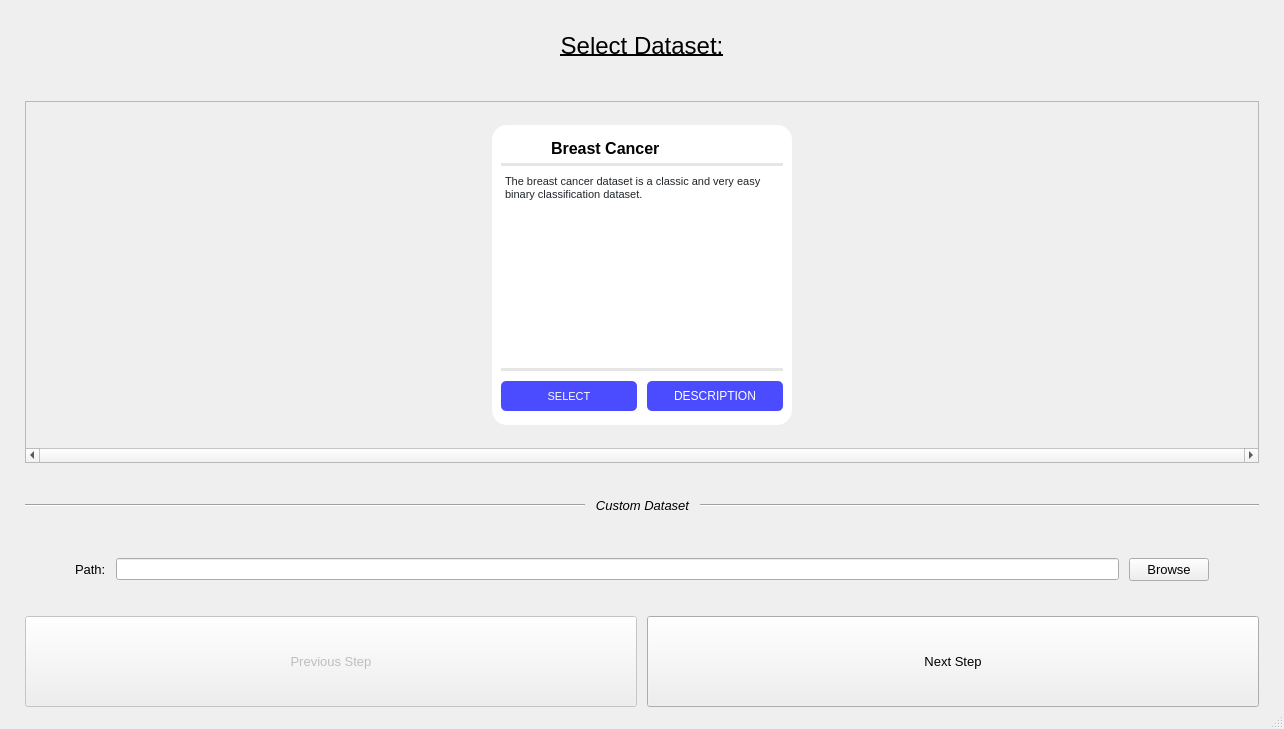
Qt form UI/Design/dataset.ui (MarkMolenmakerHU/INNO_xAITool) before a commit.
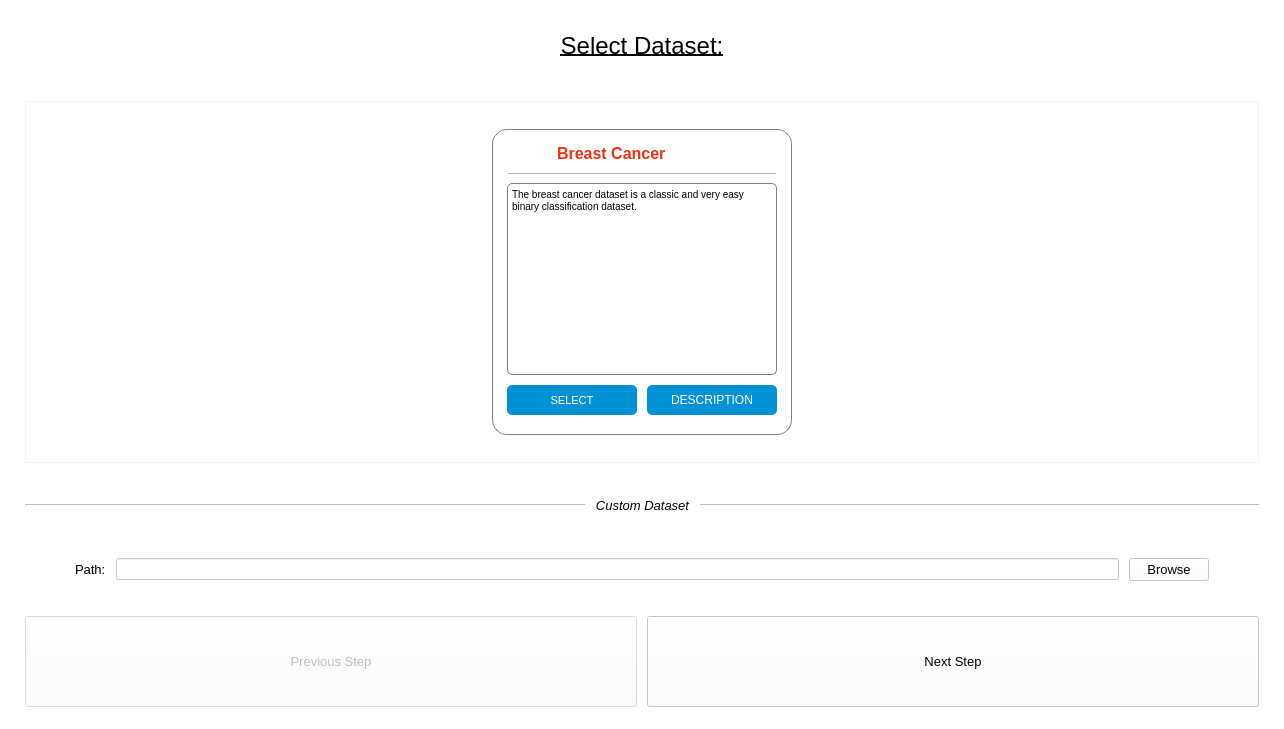
The same form after that commit. Icons and pictures are not drawn.

Commit message: - Improved ui design and added modal

Diff of the .ui file:
```diff
--- a/UI/Design/dataset.ui
+++ b/UI/Design/dataset.ui
@@ -13,6 +13,9 @@
   <property name="windowTitle">
    <string>MainWindow</string>
   </property>
+  <property name="styleSheet">
+   <string notr="true">background: rgba(255, 255, 255, 0.8);</string>
+  </property>
   <widget class="QWidget" name="centralwidget">
    <property name="minimumSize">
     <size>
@@ -141,6 +144,9 @@
           <pointsize>10</pointsize>
          </font>
         </property>
+        <property name="styleSheet">
+         <string notr="true">b</string>
+        </property>
         <property name="text">
          <string>Next Step</string>
         </property>
@@ -202,11 +208,14 @@
         <height>325</height>
        </size>
       </property>
+      <property name="styleSheet">
+       <string notr="true">background: rgba(255, 255, 255, 0.2);</string>
+      </property>
       <property name="verticalScrollBarPolicy">
        <enum>Qt::ScrollBarAlwaysOff</enum>
       </property>
       <property name="horizontalScrollBarPolicy">
-       <enum>Qt::ScrollBarAlwaysOn</enum>
+       <enum>Qt::ScrollBarAsNeeded</enum>
       </property>
       <property name="widgetResizable">
        <bool>true</bool>
@@ -217,7 +226,7 @@
          <x>0</x>
          <y>0</y>
          <width>1232</width>
-         <height>320</height>
+         <height>323</height>
         </rect>
        </property>
        <layout class="QHBoxLayout" name="scrollLayout">
@@ -254,154 +263,31 @@
            <bool>false</bool>
           </property>
           <property name="styleSheet">
-           <string notr="true">background: rgb(255, 255, 255);
-border-radius: 15px;</string>
+           <string notr="true">QWidget#breastCancerWidget {
+	background: rgb(255, 255, 255);
+	border-radius: 15px;
+	border: 1px solid grey;
+}
+</string>
           </property>
-          <layout class="QGridLayout" name="gridLayout_2" rowstretch="1,0,0,0,0,0" columnstretch="0,0">
+          <layout class="QGridLayout" name="gridLayout_2" rowstretch="1,0,0,0,0" columnstretch="0,0">
+           <property name="leftMargin">
+            <number>15</number>
+           </property>
+           <property name="topMargin">
+            <number>15</number>
+           </property>
+           <property name="rightMargin">
+            <number>15</number>
+           </property>
+           <property name="bottomMargin">
+            <number>15</number>
+           </property>
            <property name="verticalSpacing">
             <number>5</number>
            </property>
-           <item row="3" column="0" colspan="2">
-            <widget class="QTextBrowser" name="textBrowser">
-             <property name="sizePolicy">
-              <sizepolicy hsizetype="Expanding" vsizetype="Expanding">
-               <horstretch>2</horstretch>
-               <verstretch>0</verstretch>
-              </sizepolicy>
-             </property>
-             <property name="verticalScrollBarPolicy">
-              <enum>Qt::ScrollBarAsNeeded</enum>
-             </property>
-             <property name="horizontalScrollBarPolicy">
-              <enum>Qt::ScrollBarAlwaysOff</enum>
-             </property>
-             <property name="html">
-              <string>&lt;!DOCTYPE HTML PUBLIC &quot;-//W3C//DTD HTML 4.0//EN&quot; &quot;http://www.w3.org/TR/REC-html40/strict.dtd&quot;&gt;
-&lt;html&gt;&lt;head&gt;&lt;meta name=&quot;qrichtext&quot; content=&quot;1&quot; /&gt;&lt;style type=&quot;text/css&quot;&gt;
-p, li { white-space: pre-wrap; }
-&lt;/style&gt;&lt;/head&gt;&lt;body style=&quot; font-family:'MS Shell Dlg 2'; font-size:7.8pt; font-weight:400; font-style:normal;&quot;&gt;
-&lt;p style=&quot; margin-top:0px; margin-bottom:0px; margin-left:0px; margin-right:0px; -qt-block-indent:0; text-indent:0px;&quot;&gt;&lt;span style=&quot; font-family:'-apple-system','BlinkMacSystemFont','Segoe UI','Roboto','Helvetica Neue','Arial','Noto Sans','sans-serif','Apple Color Emoji','Segoe UI Emoji','Segoe UI Symbol','Noto Color Emoji'; font-size:8pt; color:#212529; background-color:#ffffff;&quot;&gt;The breast cancer dataset is a classic and very easy binary classification dataset.&lt;/span&gt;&lt;/p&gt;&lt;/body&gt;&lt;/html&gt;</string>
-             </property>
-            </widget>
-           </item>
-           <item row="5" column="0" colspan="2">
-            <layout class="QHBoxLayout" name="horizontalLayout_4">
-             <property name="spacing">
-              <number>10</number>
-             </property>
-             <property name="topMargin">
-              <number>5</number>
-             </property>
-             <property name="bottomMargin">
-              <number>5</number>
-             </property>
-             <item>
-              <widget class="QPushButton" name="selectButton">
-               <property name="minimumSize">
-                <size>
-                 <width>0</width>
-                 <height>30</height>
-                </size>
-               </property>
-               <property name="font">
-                <font>
-                 <pointsize>8</pointsize>
-                </font>
-               </property>
-               <property name="autoFillBackground">
-                <bool>false</bool>
-               </property>
-               <property name="styleSheet">
-                <string notr="true">background-color: rgb(75, 75, 255);
-color: rgb(255, 255, 255);
-border-radius: 5px;</string>
-               </property>
-               <property name="text">
-                <string>SELECT</string>
-               </property>
-              </widget>
-             </item>
-             <item>
-              <widget class="QPushButton" name="descriptionButton">
-               <property name="minimumSize">
-                <size>
-                 <width>0</width>
-                 <height>30</height>
-                </size>
-               </property>
-               <property name="styleSheet">
-                <string notr="true">background-color: rgb(75, 75, 255);
-color: rgb(255, 255, 255);
-border-radius: 5px;</string>
-               </property>
-               <property name="text">
-                <string>DESCRIPTION</string>
-               </property>
-              </widget>
-             </item>
-            </layout>
-           </item>
-           <item row="2" column="0" colspan="2">
-            <widget class="Line" name="line_3">
-             <property name="sizePolicy">
-              <sizepolicy hsizetype="Expanding" vsizetype="Minimum">
-               <horstretch>0</horstretch>
-               <verstretch>0</verstretch>
-              </sizepolicy>
-             </property>
-             <property name="minimumSize">
-              <size>
-               <width>0</width>
-               <height>1</height>
-              </size>
-             </property>
-             <property name="font">
-              <font>
-               <weight>50</weight>
-               <bold>false</bold>
-              </font>
-             </property>
-             <property name="styleSheet">
-              <string notr="true">background: rgba(0, 0, 0, 0.1);</string>
-             </property>
-             <property name="lineWidth">
-              <number>1</number>
-             </property>
-             <property name="midLineWidth">
-              <number>1</number>
-             </property>
-             <property name="orientation">
-              <enum>Qt::Horizontal</enum>
-             </property>
-            </widget>
-           </item>
-           <item row="4" column="0" colspan="2">
-            <widget class="Line" name="line_4">
-             <property name="sizePolicy">
-              <sizepolicy hsizetype="Expanding" vsizetype="Minimum">
-               <horstretch>0</horstretch>
-               <verstretch>0</verstretch>
-              </sizepolicy>
-             </property>
-             <property name="minimumSize">
-              <size>
-               <width>0</width>
-               <height>1</height>
-              </size>
-             </property>
-             <property name="styleSheet">
-              <string notr="true">background: rgba(0, 0, 0, 0.1);</string>
-             </property>
-             <property name="midLineWidth">
-              <number>1</number>
-             </property>
-             <property name="orientation">
-              <enum>Qt::Horizontal</enum>
-             </property>
-            </widget>
-           </item>
            <item row="1" column="0" colspan="2">
-            <layout class="QGridLayout" name="gridLayout_3" columnstretch="2,4,1,0">
+            <layout class="QGridLayout" name="gridLayout_3" columnstretch="2,4,1">
              <property name="topMargin">
               <number>0</number>
              </property>
@@ -451,6 +337,9 @@
                  <bold>true</bold>
                 </font>
                </property>
+               <property name="styleSheet">
+                <string notr="true">color: #e6331c;</string>
+               </property>
                <property name="text">
                 <string>Breast Cancer</string>
                </property>
@@ -476,6 +365,9 @@
                <property name="toolTip">
                 <string extracomment="Info"/>
                </property>
+               <property name="styleSheet">
+                <string notr="true">;</string>
+               </property>
                <property name="text">
                 <string/>
                </property>
@@ -492,6 +384,136 @@
              </item>
             </layout>
            </item>
+           <item row="4" column="0" colspan="2">
+            <layout class="QHBoxLayout" name="horizontalLayout_4">
+             <property name="spacing">
+              <number>10</number>
+             </property>
+             <property name="topMargin">
+              <number>5</number>
+             </property>
+             <property name="bottomMargin">
+              <number>5</number>
+             </property>
+             <item>
+              <widget class="QPushButton" name="selectButton">
+               <property name="minimumSize">
+                <size>
+                 <width>0</width>
+                 <height>30</height>
+                </size>
+               </property>
+               <property name="font">
+                <font>
+                 <pointsize>8</pointsize>
+                </font>
+               </property>
+               <property name="autoFillBackground">
+                <bool>false</bool>
+               </property>
+               <property name="styleSheet">
+                <string notr="true">background-color: #0092d2;
+color: white;
+border-radius: 5px;</string>
+               </property>
+               <property name="text">
+                <string>SELECT</string>
+               </property>
+              </widget>
+             </item>
+             <item>
+              <widget class="QPushButton" name="descriptionButton">
+               <property name="minimumSize">
+                <size>
+                 <width>0</width>
+                 <height>30</height>
+                </size>
+               </property>
+               <property name="styleSheet">
+                <string notr="true">background-color: #0092d2;
+color: white;
+border-radius: 5px;</string>
+               </property>
+               <property name="text">
+                <string>DESCRIPTION</string>
+               </property>
+              </widget>
+             </item>
+            </layout>
+           </item>
+           <item row="3" column="0" colspan="2">
+            <widget class="QTextBrowser" name="textBrowser">
+             <property name="sizePolicy">
+              <sizepolicy hsizetype="Expanding" vsizetype="Expanding">
+               <horstretch>2</horstretch>
+               <verstretch>0</verstretch>
+              </sizepolicy>
+             </property>
+             <property name="styleSheet">
+              <string notr="true">border: 1px solid grey;
+border-radius: 5px;</string>
+             </property>
+             <property name="frameShadow">
+              <enum>QFrame::Sunken</enum>
+             </property>
+             <property name="verticalScrollBarPolicy">
+              <enum>Qt::ScrollBarAsNeeded</enum>
+             </property>
+             <property name="horizontalScrollBarPolicy">
+              <enum>Qt::ScrollBarAlwaysOff</enum>
+             </property>
+             <property name="autoFormatting">
+              <set>QTextEdit::AutoBulletList</set>
+             </property>
+             <property name="markdown">
+              <string>The breast cancer dataset is a classic and very easy binary classification
+dataset.
+
+</string>
+             </property>
+             <property name="html">
+              <string>&lt;!DOCTYPE HTML PUBLIC &quot;-//W3C//DTD HTML 4.0//EN&quot; &quot;http://www.w3.org/TR/REC-html40/strict.dtd&quot;&gt;
+&lt;html&gt;&lt;head&gt;&lt;meta name=&quot;qrichtext&quot; content=&quot;1&quot; /&gt;&lt;style type=&quot;text/css&quot;&gt;
+p, li { white-space: pre-wrap; }
+&lt;/style&gt;&lt;/head&gt;&lt;body style=&quot; font-family:'MS Shell Dlg 2'; font-size:7.8pt; font-weight:400; font-style:normal;&quot;&gt;
+&lt;p style=&quot; margin-top:5px; margin-bottom:5px; margin-left:0px; margin-right:0px; -qt-block-indent:0; text-indent:0px;&quot;&gt;The breast cancer dataset is a classic and very easy binary classification dataset.&lt;/p&gt;&lt;/body&gt;&lt;/html&gt;</string>
+             </property>
+            </widget>
+           </item>
+           <item row="2" column="0" colspan="2">
+            <widget class="Line" name="line_3">
+             <property name="sizePolicy">
+              <sizepolicy hsizetype="Expanding" vsizetype="Minimum">
+               <horstretch>0</horstretch>
+               <verstretch>0</verstretch>
+              </sizepolicy>
+             </property>
+             <property name="minimumSize">
+              <size>
+               <width>0</width>
+               <height>10</height>
+              </size>
+             </property>
+             <property name="font">
+              <font>
+               <weight>50</weight>
+               <bold>false</bold>
+              </font>
+             </property>
+             <property name="styleSheet">
+              <string notr="true">background: rgba(0, 0, 0, 0.01);</string>
+             </property>
+             <property name="lineWidth">
+              <number>1</number>
+             </property>
+             <property name="midLineWidth">
+              <number>1</number>
+             </property>
+             <property name="orientation">
+              <enum>Qt::Horizontal</enum>
+             </property>
+            </widget>
+           </item>
           </layout>
          </widget>
         </item>
```
Left out of the diff: 6 changed lines with no effect on the pictures. The commit also changes 6 other files.
